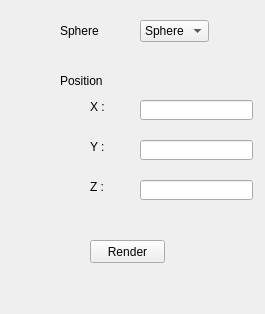
Qt form sray.ui (RTEGroup/Qt-Ray-Tracer) before a commit.
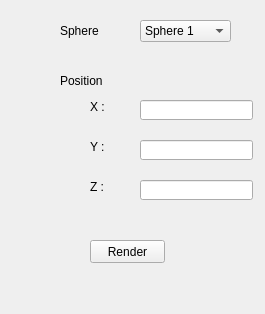
The same form after that commit.

```diff
--- a/sray.ui
+++ b/sray.ui
@@ -31,7 +31,7 @@
     <rect>
      <x>140</x>
      <y>20</y>
-     <width>69</width>
+     <width>91</width>
      <height>22</height>
     </rect>
    </property>
```
